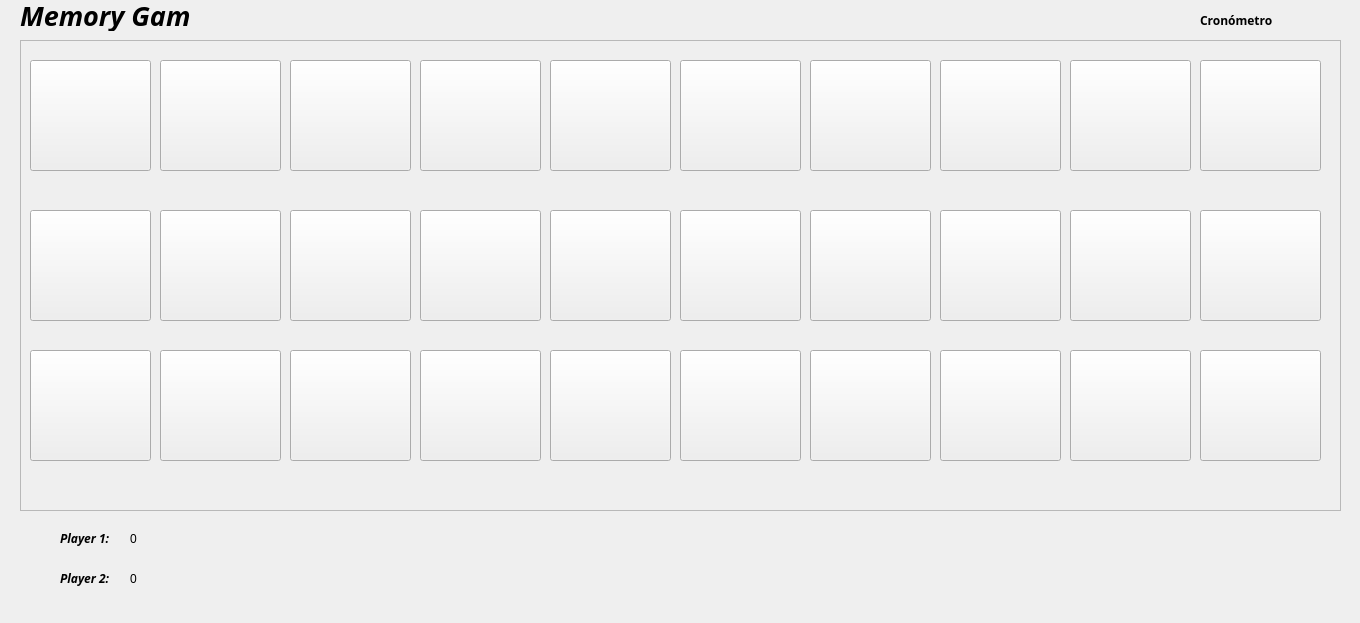
Above: LocalClient/widget.ui from Noemi2002/MemoryGame before the change. Below: the same form after it.
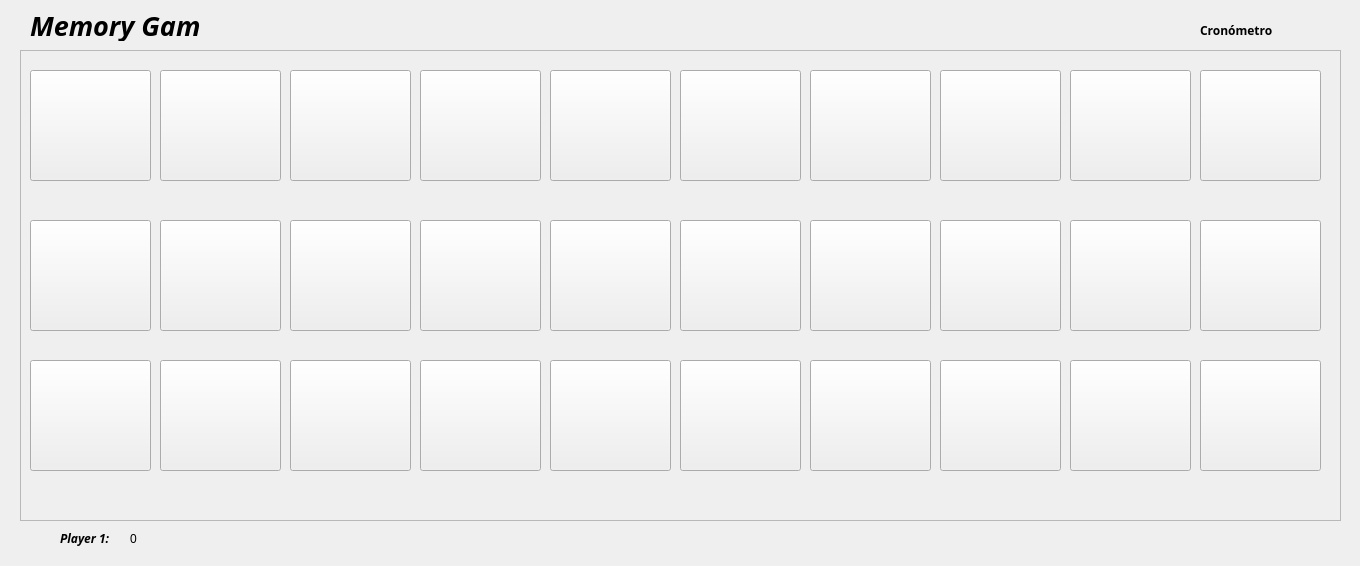
That is the form after the change.

The edit to the form file:
```diff
--- a/LocalClient/widget.ui
+++ b/LocalClient/widget.ui
@@ -7,7 +7,7 @@
     <x>0</x>
     <y>0</y>
     <width>1360</width>
-    <height>623</height>
+    <height>566</height>
    </rect>
   </property>
   <property name="windowTitle">
@@ -30,7 +30,7 @@
    <property name="geometry">
     <rect>
      <x>20</x>
-     <y>40</y>
+     <y>50</y>
      <width>1321</width>
      <height>471</height>
     </rect>
@@ -436,7 +436,7 @@
    <property name="geometry">
     <rect>
      <x>1200</x>
-     <y>10</y>
+     <y>20</y>
      <width>121</width>
      <height>20</height>
     </rect>
@@ -454,8 +454,8 @@
   <widget class="QLabel" name="titulo">
    <property name="geometry">
     <rect>
-     <x>20</x>
-     <y>0</y>
+     <x>30</x>
+     <y>10</y>
      <width>171</width>
      <height>31</height>
     </rect>
@@ -472,19 +472,6 @@
     <string>Memory Game</string>
    </property>
   </widget>
-  <widget class="QLabel" name="Puntaje2">
-   <property name="geometry">
-    <rect>
-     <x>130</x>
-     <y>570</y>
-     <width>67</width>
-     <height>17</height>
-    </rect>
-   </property>
-   <property name="text">
-    <string>0</string>
-   </property>
-  </widget>
   <widget class="QLabel" name="PrimerJugador">
    <property name="geometry">
     <rect>
@@ -505,26 +492,6 @@
     <string>Player 1:</string>
    </property>
   </widget>
-  <widget class="QLabel" name="SegundoJugador">
-   <property name="geometry">
-    <rect>
-     <x>60</x>
-     <y>570</y>
-     <width>67</width>
-     <height>17</height>
-    </rect>
-   </property>
-   <property name="font">
-    <font>
-     <family>Ubuntu Condensed</family>
-     <italic>true</italic>
-     <bold>true</bold>
-    </font>
-   </property>
-   <property name="text">
-    <string>Player 2:</string>
-   </property>
-  </widget>
  </widget>
  <resources/>
  <connections/>
```
